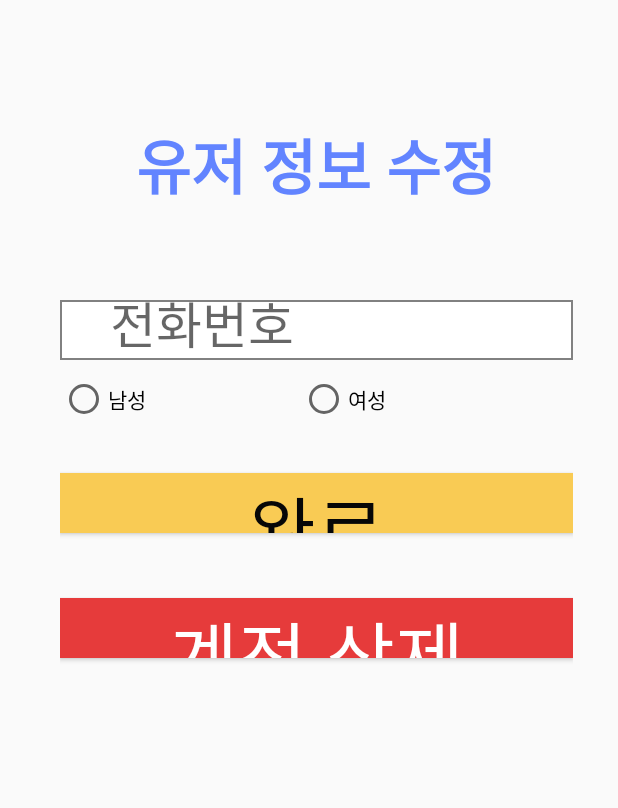
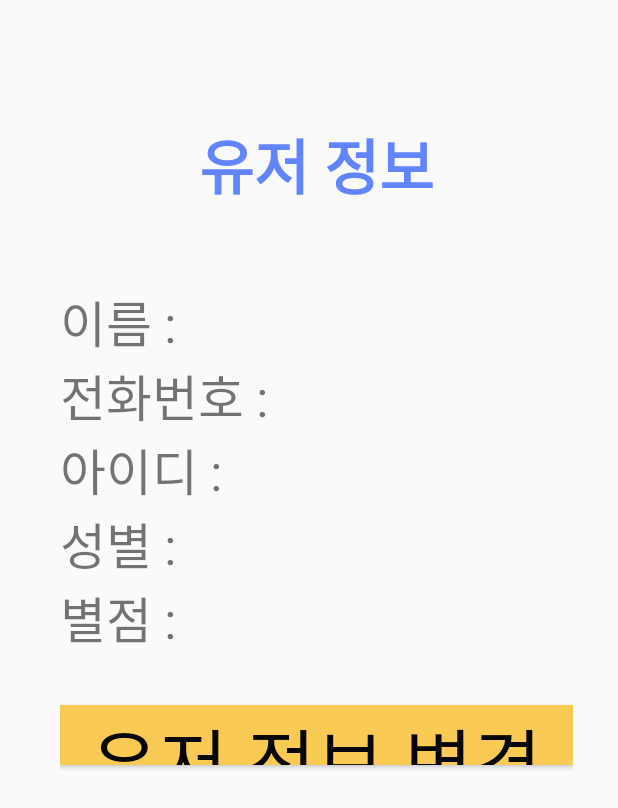
Before and after one commit to mimino01/TeamProject1-team-5, an Android app: the layout activity_infomation.xml on its own in the app's theme, with its tools: preview values and no code run, on a phone screen of 412 x 824 dp. Shown: the top 808 px of the screen. Run offline under Robolectric (Android 15) with nearby library versions, the phone set to English and light mode, and no system bars.

Commit message:
유저 정보 출력 페이지 생성

```diff
--- a/app/src/main/AndroidManifest.xml
+++ b/app/src/main/AndroidManifest.xml
@@ -29,7 +29,8 @@
         <activity android:name=".Activity.Other.ServertestActivity"/>
         <activity android:name=".Activity.Board.BoardAddActivity"/>
         <activity android:name=".Activity.Board.BoardActivity"/>
-        <activity android:name=".Activity.EditSign.InfomationActivity"/>
+        <activity android:name=".Activity.Infomation.InfomationActivity"/>
+        <activity android:name=".Activity.EditSign.EditSignActivity"/>
 
         <activity android:name=".Activity.Loading.LoadingActivity"
             android:exported="true">
--- a/app/src/main/res/layout/activity_infomation.xml
+++ b/app/src/main/res/layout/activity_infomation.xml
@@ -22,39 +22,49 @@
                 android:layout_width="match_parent"
                 android:layout_height="wrap_content"
                 android:layout_marginTop="50dp"
-                android:text="유저 정보 수정"
+                android:text="유저 정보"
                 android:layout_marginBottom="50dp"
                 style="@style/TITLE_STYLE"/>
 
-            <EditText
-                android:id="@+id/updatePhone"
-                android:layout_width="match_parent"
-                android:layout_height="40dp"
-                android:hint="전화번호"
-                android:inputType="phone"
-                android:text=""
-                style="@style/EDITTEXT_STYLE"/>
+            <TextView
+                android:layout_width="wrap_content"
+                android:layout_height="wrap_content"
+                android:id="@+id/nameTextView"
+                android:text="이름 : "
+                android:textSize="50px"
+                android:ems="11"/>
 
-            <RadioGroup
-                android:id="@+id/radioGroup"
-                android:orientation="horizontal"
-                android:layout_width="match_parent"
-                android:layout_height="wrap_content" >
+            <TextView
+                android:layout_width="wrap_content"
+                android:layout_height="wrap_content"
+                android:id="@+id/phoneTextView"
+                android:text="전화번호 : "
+                android:textSize="50px"
+                android:ems="11"/>
 
-                <RadioButton
-                    android:id="@+id/radioMan"
-                    android:layout_width="wrap_content"
-                    android:layout_height="wrap_content"
-                    android:ems="10"
-                    android:inputType=""
-                    android:text="남성" />
-                <RadioButton
-                    android:id="@+id/radioWoman"
-                    android:layout_width="wrap_content"
-                    android:layout_height="wrap_content"
-                    android:ems="10"
-                    android:text="여성" />
-            </RadioGroup>
+            <TextView
+                android:layout_width="wrap_content"
+                android:layout_height="wrap_content"
+                android:id="@+id/idTextView"
+                android:text="아이디 : "
+                android:textSize="50px"
+                android:ems="11"/>
+
+            <TextView
+                android:layout_width="wrap_content"
+                android:layout_height="wrap_content"
+                android:id="@+id/genderTextView"
+                android:text="성별 : "
+                android:textSize="50px"
+                android:ems="11"/>
+
+            <TextView
+                android:layout_width="wrap_content"
+                android:layout_height="wrap_content"
+                android:id="@+id/rankTextView"
+                android:text="별점 : "
+                android:textSize="50px"
+                android:ems="11"/>
 
             <Button
                 android:id="@+id/buttonSubmit"
@@ -62,20 +72,8 @@
                 android:layout_height="40dp"
                 android:layout_marginBottom="10dp"
                 android:layout_gravity="left"
-                android:text="완료"
+                android:text="유저 정보 변경"
                 style="@style/BUTTEN_STYLE"/>
-
-            <Button
-                android:id="@+id/buttonDelete"
-                android:layout_width="match_parent"
-                android:layout_height="40dp"
-                android:layout_marginBottom="10dp"
-                android:layout_gravity="left"
-                android:background="#E63B3B"
-                android:textColor="#ffffff"
-                android:text="계정 삭제"
-                style="@style/BUTTEN_STYLE"/>
-
         </LinearLayout>
     </ScrollView>
 
```
Also changed, not shown: app/src/main/java/com/example/myapplication/Activity/EditSign/EditSignActivity.java (+9 -1 lines), app/src/main/java/com/example/myapplication/Activity/Infomation/InfomationActivity.java (+50 -1 lines).
